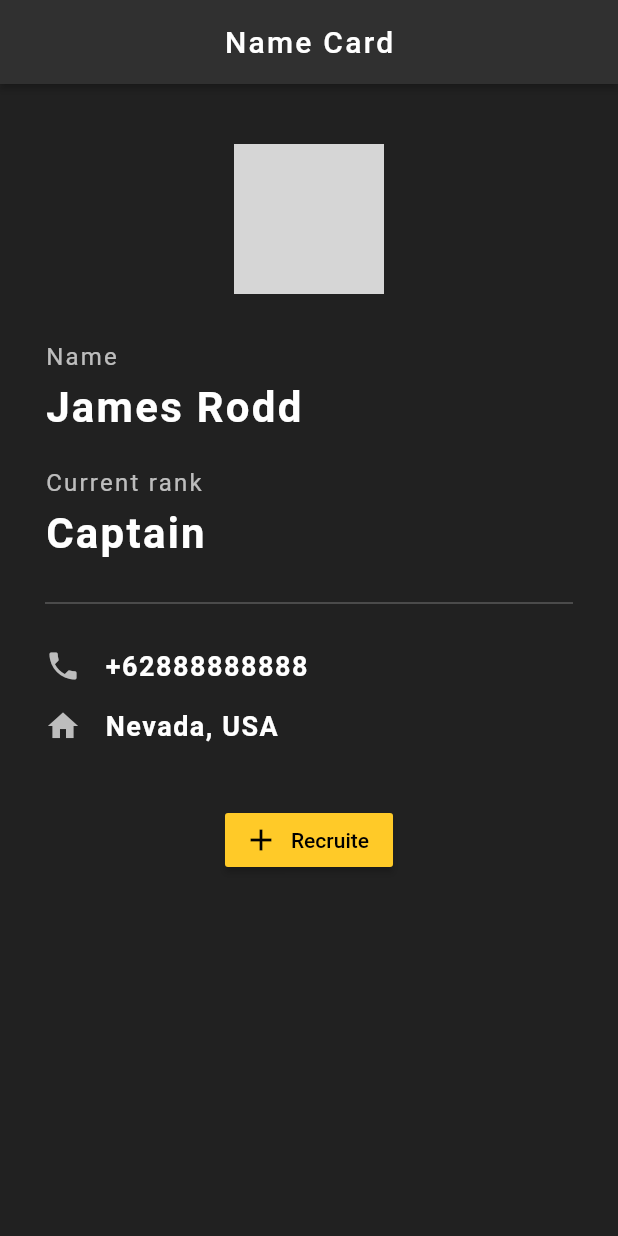
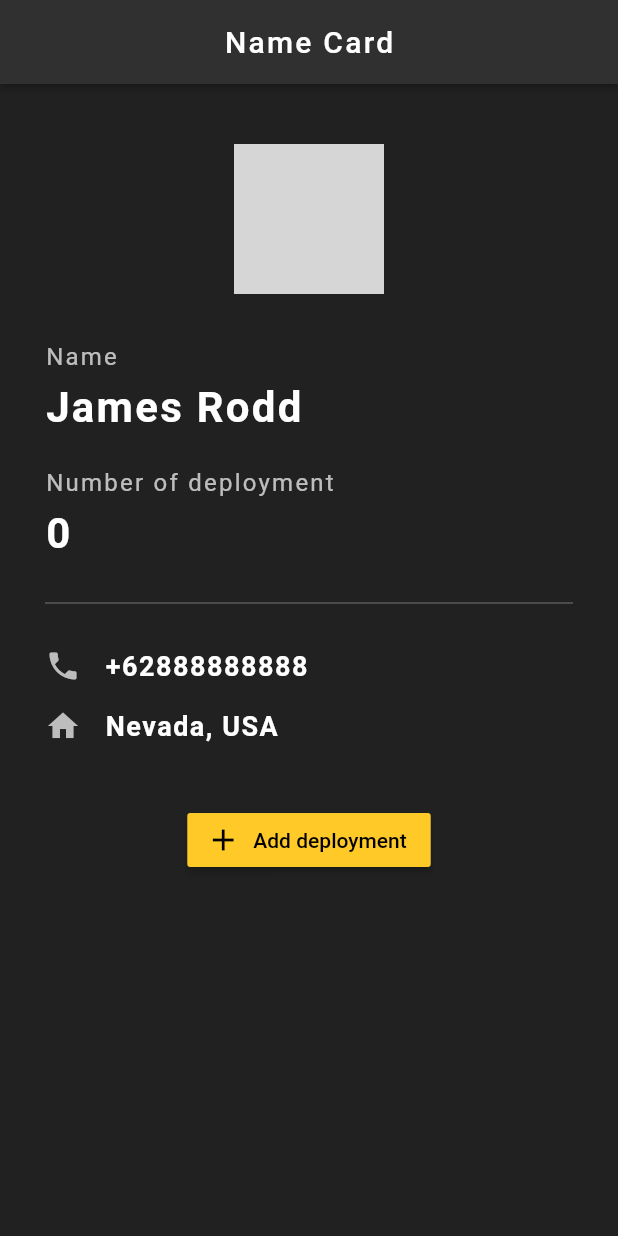
Before and after one commit to MuhammadIlhamWibowo/Card_name, a Flutter app: the screen it shows after launch, on a phone screen of 412 x 824 dp. Run offline on Flutter 3.47's test engine with Material 2 defaults, Android fonts, the phone set to English and light mode, and no system bars; grey boxes are pictures that could not be loaded.

```diff
--- a/lib/main.dart
+++ b/lib/main.dart
@@ -1,11 +1,18 @@
 import 'package:flutter/material.dart';
 
-void main() =>
-    runApp(MaterialApp(
+void main() => runApp(MaterialApp(
       home: Home(),
     ));
 
-class Home extends StatelessWidget {
+class Home extends StatefulWidget {
+  @override
+  _HomeState createState() => _HomeState();
+}
+
+class _HomeState extends State<Home> {
+
+  int deploymentValue = 0;
+
   @override
   Widget build(BuildContext context) {
     return Scaffold(
@@ -64,7 +71,7 @@ class Home extends StatelessWidget {
               height: 24.0,
             ),
             Text(
-              'Current rank',
+              'Number of deployment',
               style: TextStyle(
                 color: Colors.white70,
                 fontSize: 16.0,
@@ -76,7 +83,7 @@ class Home extends StatelessWidget {
               height: 8.0,
             ),
             Text(
-              'Captain',
+              '$deploymentValue',
               style: TextStyle(
                 color: Colors.white,
                 fontSize: 28.0,
@@ -131,16 +138,20 @@ class Home extends StatelessWidget {
                 )
               ],
             ),
-            SizedBox(height: 40.0,),
+            SizedBox(
+              height: 40.0,
+            ),
             Center(
               child: RaisedButton.icon(
-                onPressed: () {},
+                onPressed: () {
+                  setState(() {
+                    deploymentValue += 1;
+                  });
+                },
                 color: Colors.amber[400],
                 textColor: Colors.black,
-                label: Text('Recruite'),
-                icon: Icon(
-                    Icons.add
-                ),
+                label: Text('Add deployment'),
+                icon: Icon(Icons.add),
               ),
             ),
           ],
```
